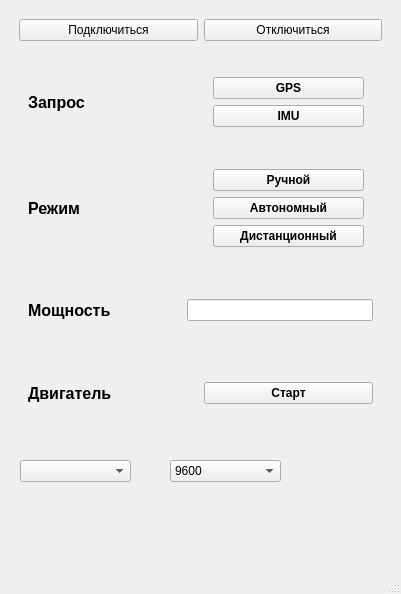
Above: mainwindow.ui from rmtsoftware/SerialWritter before the change. Below: the same form after it.
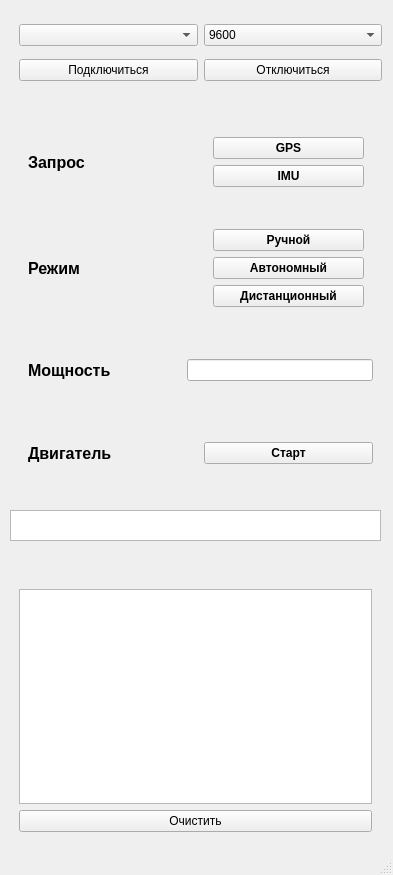
That is the form after the change.

Commit message: Добавлен параллельный поток, который смотрит дату на последовательном порту

The edit to the form file:
```diff
--- a/mainwindow.ui
+++ b/mainwindow.ui
@@ -6,8 +6,8 @@
    <rect>
     <x>0</x>
     <y>0</y>
-    <width>401</width>
-    <height>594</height>
+    <width>393</width>
+    <height>875</height>
    </rect>
   </property>
   <property name="windowTitle">
@@ -18,7 +18,7 @@
     <property name="geometry">
      <rect>
       <x>10</x>
-      <y>50</y>
+      <y>110</y>
       <width>381</width>
       <height>391</height>
      </rect>
@@ -162,9 +162,9 @@
     <property name="geometry">
      <rect>
       <x>10</x>
-      <y>0</y>
+      <y>50</y>
       <width>381</width>
-      <height>61</height>
+      <height>41</height>
      </rect>
     </property>
     <layout class="QHBoxLayout" name="conn_frame">
@@ -184,41 +184,73 @@
      </item>
     </layout>
    </widget>
-   <widget class="QComboBox" name="cb_com_dev">
+   <widget class="QTextEdit" name="te_mnl_cmd">
     <property name="geometry">
      <rect>
-      <x>20</x>
-      <y>460</y>
-      <width>111</width>
-      <height>22</height>
+      <x>10</x>
+      <y>510</y>
+      <width>371</width>
+      <height>31</height>
      </rect>
     </property>
-    <property name="placeholderText">
-     <string>не выбрано</string>
+   </widget>
+   <widget class="QFrame" name="select_params_com_frame">
+    <property name="geometry">
+     <rect>
+      <x>10</x>
+      <y>10</y>
+      <width>381</width>
+      <height>51</height>
+     </rect>
     </property>
+    <layout class="QHBoxLayout" name="horizontalLayout_5">
+     <item>
+      <widget class="QComboBox" name="cb_com_dev">
+       <property name="placeholderText">
+        <string>не выбрано</string>
+       </property>
+      </widget>
+     </item>
+     <item>
+      <widget class="QComboBox" name="cb_baudrate">
+       <property name="placeholderText">
+        <string/>
+       </property>
+       <item>
+        <property name="text">
+         <string>9600</string>
+        </property>
+       </item>
+       <item>
+        <property name="text">
+         <string>115200</string>
+        </property>
+       </item>
+      </widget>
+     </item>
+    </layout>
    </widget>
-   <widget class="QComboBox" name="cb_baudrate">
+   <widget class="QFrame" name="text_frame">
     <property name="geometry">
      <rect>
-      <x>170</x>
-      <y>460</y>
-      <width>111</width>
-      <height>22</height>
+      <x>10</x>
+      <y>580</y>
+      <width>371</width>
+      <height>261</height>
      </rect>
     </property>
-    <property name="placeholderText">
-     <string/>
-    </property>
-    <item>
-     <property name="text">
-      <string>9600</string>
-     </property>
-    </item>
-    <item>
-     <property name="text">
-      <string>115200</string>
-     </property>
-    </item>
+    <layout class="QVBoxLayout" name="verticalLayout_4">
+     <item>
+      <widget class="QTextBrowser" name="textBrowser"/>
+     </item>
+     <item>
+      <widget class="QPushButton" name="btn_clean_textBrw">
+       <property name="text">
+        <string>Очистить</string>
+       </property>
+      </widget>
+     </item>
+    </layout>
    </widget>
   </widget>
   <widget class="QStatusBar" name="statusbar"/>
```
The commit also changes 2 other files.
